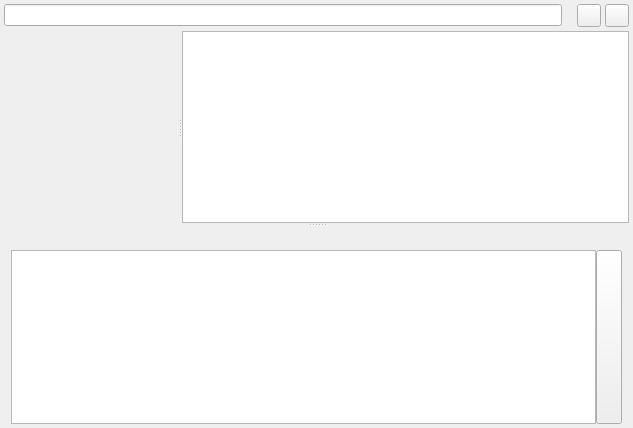
Before: the Qt Designer form src/groupchatdlg.ui in psi-im/psi, drawn with Qt 5.
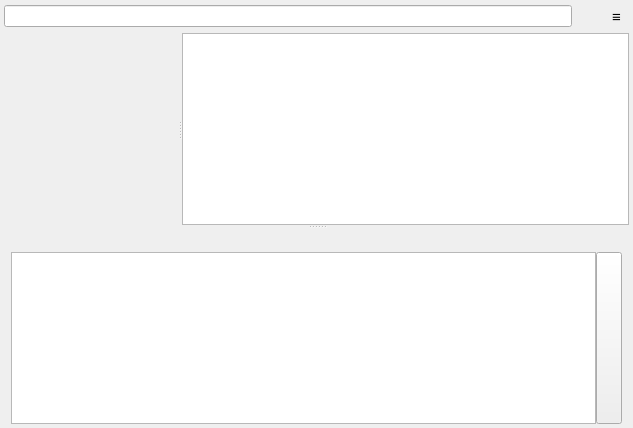
After: the same form once the commit is applied. Custom widgets are drawn as their Qt base class.

Commit message: Remove weird identification label. Move it to a special dialog

Diff of the .ui file:
```diff
--- a/src/groupchatdlg.ui
+++ b/src/groupchatdlg.ui
@@ -94,22 +94,6 @@
             </property>
            </widget>
           </item>
-          <item>
-           <widget class="AccountLabel" name="lb_ident">
-            <property name="sizePolicy">
-             <sizepolicy hsizetype="Minimum" vsizetype="Fixed">
-              <horstretch>0</horstretch>
-              <verstretch>0</verstretch>
-             </sizepolicy>
-            </property>
-            <property name="lineWidth">
-             <number>0</number>
-            </property>
-            <property name="text">
-             <string notr="true"/>
-            </property>
-           </widget>
-          </item>
           <item>
            <widget class="QToolButton" name="tb_emoticons">
             <property name="toolTip">
@@ -127,25 +111,33 @@
             <property name="popupMode">
              <enum>QToolButton::InstantPopup</enum>
             </property>
+            <property name="autoRaise">
+             <bool>true</bool>
+            </property>
            </widget>
           </item>
           <item>
            <widget class="QToolButton" name="tb_actions">
+            <property name="font">
+             <font>
+              <pointsize>11</pointsize>
+             </font>
+            </property>
             <property name="toolTip">
              <string>Actions</string>
             </property>
             <property name="text">
-             <string/>
-            </property>
-            <property name="iconSize">
-             <size>
-              <width>16</width>
-              <height>16</height>
-             </size>
+             <string notr="true">≡</string>
             </property>
             <property name="popupMode">
              <enum>QToolButton::InstantPopup</enum>
             </property>
+            <property name="toolButtonStyle">
+             <enum>Qt::ToolButtonTextOnly</enum>
+            </property>
+            <property name="autoRaise">
+             <bool>true</bool>
+            </property>
             <property name="arrowType">
              <enum>Qt::NoArrow</enum>
             </property>
@@ -302,6 +294,11 @@
   </layout>
  </widget>
  <customwidgets>
+  <customwidget>
+   <class>PixmapRatioLabel</class>
+   <extends>QLabel</extends>
+   <header>pixmapratiolabel.h</header>
+  </customwidget>
   <customwidget>
    <class>ChatView</class>
    <extends>QFrame</extends>
@@ -319,11 +316,6 @@
    <extends>QTextEdit</extends>
    <header>chateditproxy.h</header>
   </customwidget>
-  <customwidget>
-   <class>AccountLabel</class>
-   <extends>QLabel</extends>
-   <header>accountlabel.h</header>
-  </customwidget>
   <customwidget>
    <class>ActionLineEdit</class>
    <extends>QLineEdit</extends>
@@ -334,11 +326,6 @@
    <extends>QTreeView</extends>
    <header>gcuserview.h</header>
   </customwidget>
-  <customwidget>
-   <class>PixmapRatioLabel</class>
-   <extends>QLabel</extends>
-   <header>pixmapratiolabel.h</header>
-  </customwidget>
  </customwidgets>
  <resources/>
  <connections/>
```
The commit also changes 9 other files.
